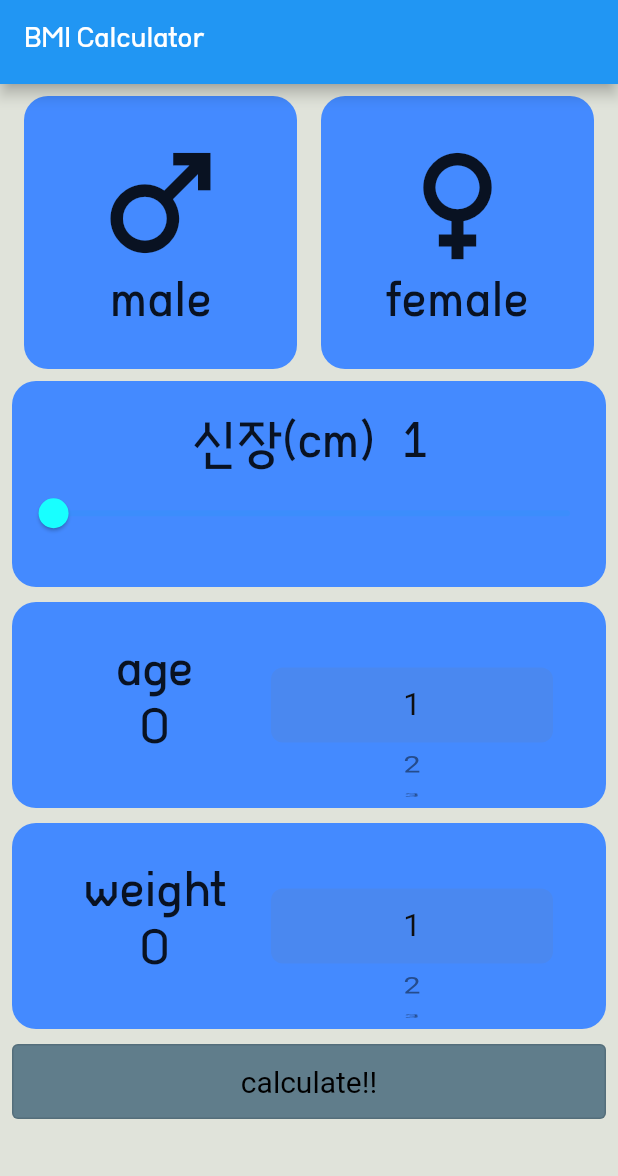
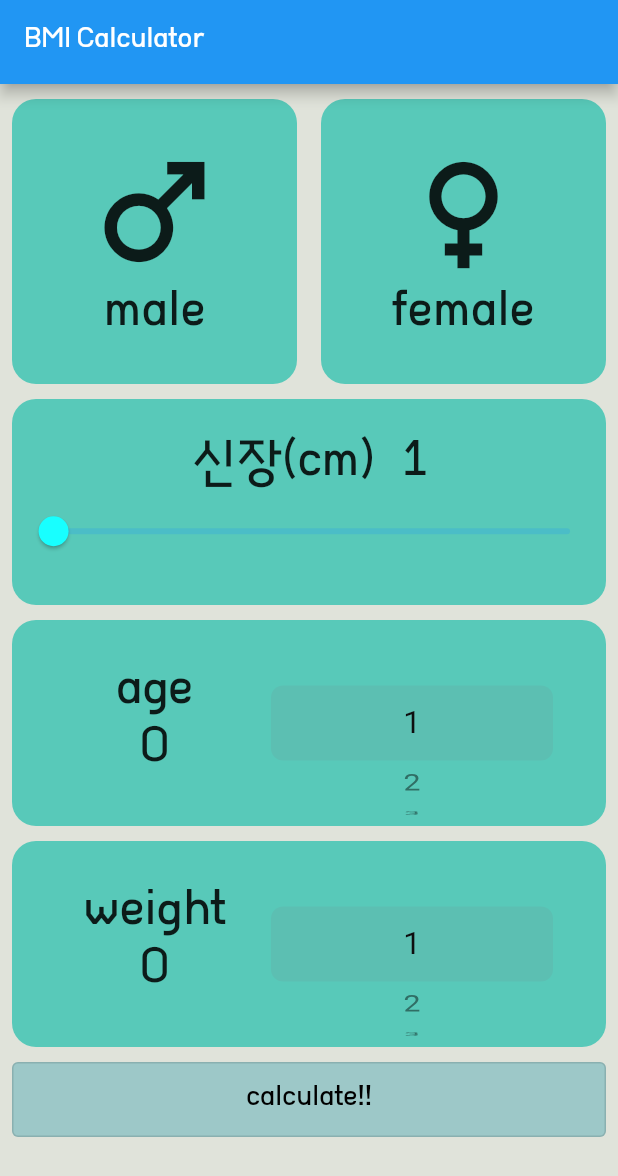
Before and after one commit to NeatKYU/calkulator, a Flutter app: the screen it shows after launch, on a phone screen of 412 x 824 dp. Shown: the top 1176 px of the screen. Run offline on Flutter 3.47's test engine with Material 2 defaults, Android fonts, the phone set to English and light mode, and no system bars.

Commit message:
💄 전반적인 스타일 변경

```diff
--- a/lib/main.dart
+++ b/lib/main.dart
@@ -26,10 +26,11 @@ class MyApp extends StatelessWidget {
             // primarySwatch: MaterialColor(0xffA593E0, ),
             outlinedButtonTheme: OutlinedButtonThemeData(
               style: OutlinedButton.styleFrom(
-                  backgroundColor: Colors.blueGrey,
+                  backgroundColor: Color(0xff9DC8C8),
                   foregroundColor: Colors.black,
                   textStyle: TextStyle(
                     fontSize: 20,
+                    fontFamily: 'Mabinogi_Classic',
                   )),
             ),
             textTheme: const TextTheme(
--- a/lib/screens/calculation_screen.dart
+++ b/lib/screens/calculation_screen.dart
@@ -17,7 +17,11 @@ class CalculationScreen extends StatelessWidget {
         padding: const EdgeInsets.only(left: 8, right: 8),
         child: Column(
           children: [
+            SizedBox(
+              height: 10,
+            ),
             Row(
+              mainAxisAlignment: MainAxisAlignment.spaceBetween,
               children: [
                 GenderBox(
                   icon: Icon(Icons.male_outlined, size: 100),
@@ -28,6 +32,9 @@ class CalculationScreen extends StatelessWidget {
                   label: 'female',
                 ),
               ],
+            ),
+            SizedBox(
+              height: 10,
             ),
             GaugeBox(label: Text('신장(cm)'), limitNumber: 200),
             SizedBox(
--- a/lib/widgets/gauge_box.dart
+++ b/lib/widgets/gauge_box.dart
@@ -26,7 +26,7 @@ class _GaugeBoxState extends State<GaugeBox> {
       height: _size.width / 3,
       decoration: BoxDecoration(
         borderRadius: BorderRadius.circular(16),
-        color: Colors.blueAccent,
+        color: Theme.of(context).primaryColor,
       ),
       child: Column(
         crossAxisAlignment: CrossAxisAlignment.center,
--- a/lib/widgets/gender_box.dart
+++ b/lib/widgets/gender_box.dart
@@ -22,14 +22,12 @@ class GenderBox extends StatelessWidget {
         // setGender();
         context.read<PeopleProvider>().setGender(label);
       },
-      child: Padding(
-        padding: const EdgeInsets.all(8),
       child: Container(
-          width: _size.width / 2 - 24,
-          height: _size.width / 2 - 24,
+        width: _size.width / 2 - 16,
+        height: _size.width / 2 - 16,
         decoration: BoxDecoration(
           borderRadius: BorderRadius.circular(16),
-            color: Colors.blueAccent,
+          color: Theme.of(context).primaryColor,
         ),
         child: Column(
           mainAxisAlignment: MainAxisAlignment.center,
@@ -39,7 +37,6 @@ class GenderBox extends StatelessWidget {
           ],
         ),
       ),
-      ),
     );
   }
 }
--- a/lib/widgets/number_box.dart
+++ b/lib/widgets/number_box.dart
@@ -27,7 +27,7 @@ class _NumberBoxState extends State<NumberBox> {
       height: _size.width / 3,
       decoration: BoxDecoration(
         borderRadius: BorderRadius.circular(16),
-        color: Colors.blueAccent,
+        color: Theme.of(context).primaryColor,
       ),
       child: Row(
         crossAxisAlignment: CrossAxisAlignment.center,
```
Lines whose indentation alone changed are shown as unchanged.
